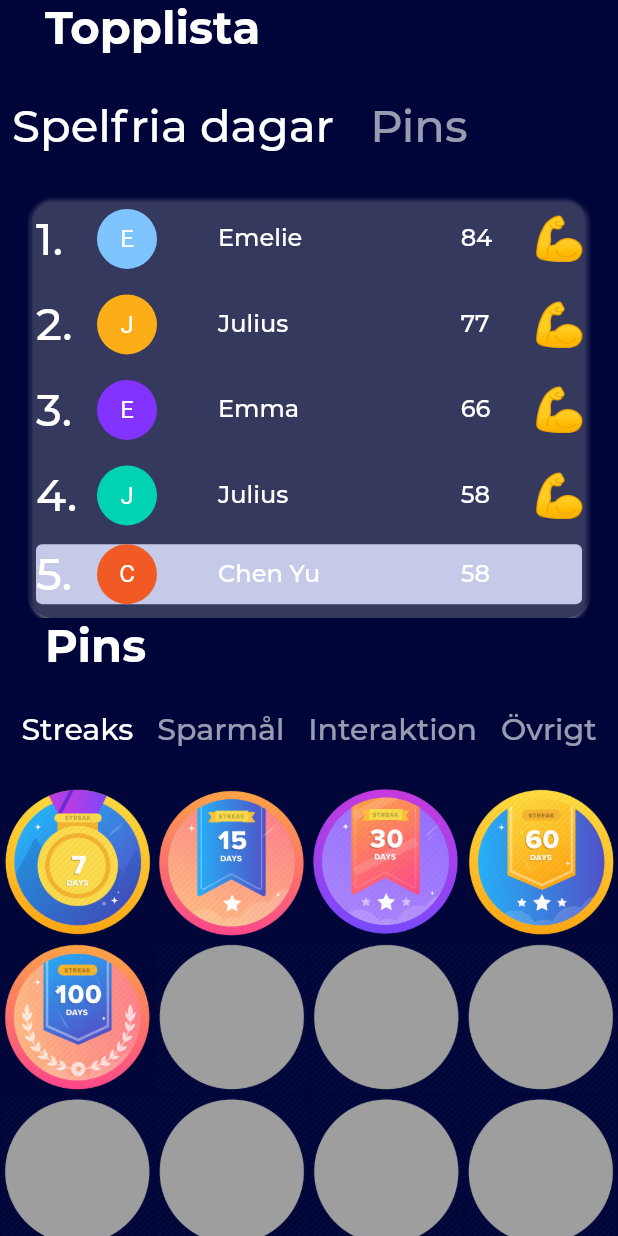
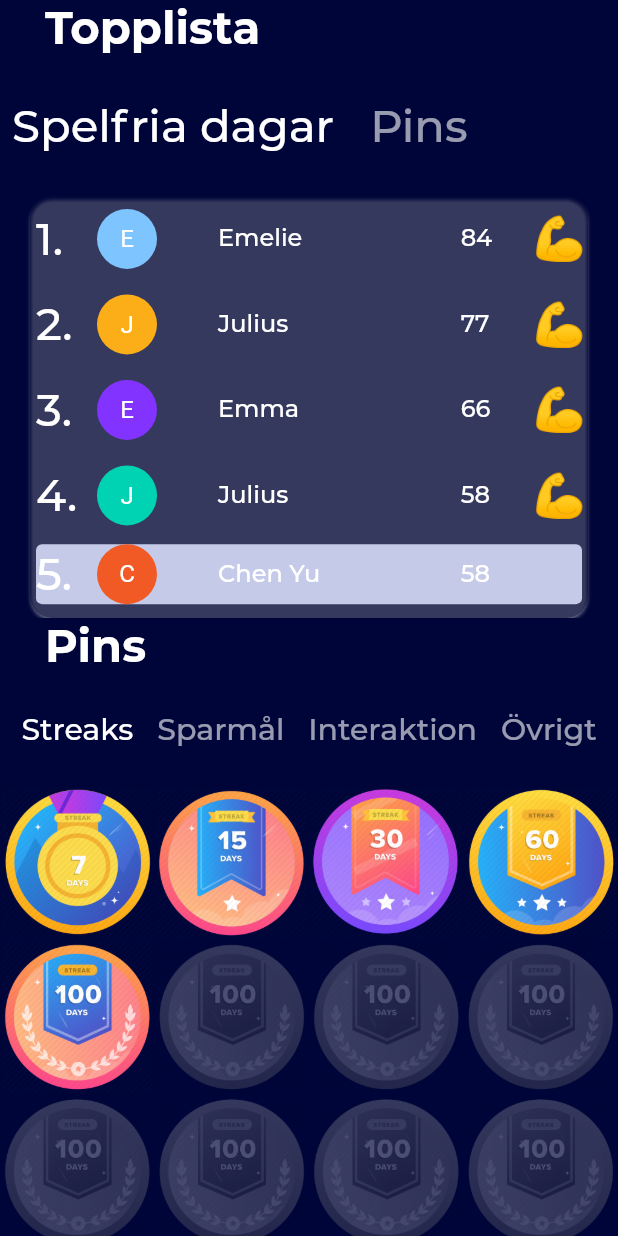
Before and after one commit to juliusolson/rena, a Flutter app: the SocialView screen opened directly, on a phone screen of 412 x 824 dp. Run offline on Flutter 3.47's test engine with Material 2 defaults, Android fonts, the light colour scheme and no system bars; our stand-ins replace charts_flutter, percent_indicator; project files that could hold a hidden picture were left out.

Commit message:
fancy pins

```diff
--- a/lib/models/pin.dart
+++ b/lib/models/pin.dart
@@ -1,6 +1,7 @@
 import 'dart:math';
 
 class Pins {
+  static List<String> categoryDefaultURL = ['images/streak_100d-512.png', 'images/king_crown-512.png', 'images/anchor-512.png', 'images/brain2-512.png'];
   List<String> pinCategories = ['Streaks', 'Sparmål', 'Interaktion', 'Övrigt'];
   List<List<Pin>> pins = [
     [
@@ -37,16 +38,25 @@ class Pins {
           '2020-10-02',
           'images/100participation-512.png'),
           Pin(
-          'interaktions pin 1',
+          'interaktions pin 2',
           'Lorem ipsum dolor sit amet, consectetuer adipiscing elit, sed diam nonummy nibh euismod  tincidunt ut laoreet dolore magna aliquam',
           '2020-10-02',
-          'images/brain1-512.png')],
-    []
+          'images/hands1-512.png'),
+          Pin(
+          'interaktions pin 2',
+          'Lorem ipsum dolor sit amet, consectetuer adipiscing elit, sed diam nonummy nibh euismod  tincidunt ut laoreet dolore magna aliquam',
+          '2020-10-02',
+          'images/muscle1-512.png')],
+    [Pin(
+          'Övrig pin 1',
+          'Lorem ipsum dolor sit amet, consectetuer adipiscing elit, sed diam nonummy nibh euismod  tincidunt ut laoreet dolore magna aliquam',
+          '2020-10-02',
+          'images/brain1-512.png')]
   ];
   Pins() {
     for (var i = 0; i < 11; i++) {
       for (var j = 0; j < this.pinCategories.length; j++) {
-        pins[j].add(Pin.dummy());
+        pins[j].add(Pin.dummy(j));
       }
     }
   }
@@ -60,12 +70,12 @@ class Pin {
   int repeats = 2;
   Pin(this.title, this.description, this.dateAcquired, this.imageURL);
 
-  factory Pin.dummy() {
+  factory Pin.dummy(int j) {
     Pin pin = new Pin(
         'Spelfri i 100 dagar',
         'Lorem ipsum dolor sit amet, consectetuer adipiscing elit, sed diam nonummy nibh euismod  tincidunt ut laoreet dolore magna aliquam',
         null,
-        'images/streak_100d-512.png');
+        Pins.categoryDefaultURL[j]);
 
     return pin;
   }
--- a/lib/screens/profile/components/pinsView.dart
+++ b/lib/screens/profile/components/pinsView.dart
@@ -63,6 +63,12 @@ class _PinsViewState extends State<PinsView> {
 
   Widget getPinWidget(Pin pinData) {
     Widget pinIcon, result;
+    const ColorFilter greyscale = ColorFilter.matrix(<double>[
+  0.2126, 0.7152, 0.0722, 0, 0,
+  0.2126, 0.7152, 0.0722, 0, 0,
+  0.2126, 0.7152, 0.0722, 0, 0,
+  0,      0,      0,      1, 0,
+]);
     if (pinData.isAcquied()) {
       pinIcon = Image.asset(pinData.imageURL);
       result = GestureDetector(
@@ -75,10 +81,10 @@ class _PinsViewState extends State<PinsView> {
           },
           child: pinIcon);
     } else {
-      result = ColorFiltered(
-        colorFilter: ColorFilter.mode(Colors.grey, BlendMode.srcATop),
+      result = Opacity(opacity: 0.3, child:  ColorFiltered(
+        colorFilter: greyscale,
         child: Image.asset(pinData.imageURL),
-      );
+      ));
     }
     return result;
   }
```
Also changed, not shown: images/anchor-512.png (added), images/brain2-512.png (added), images/king_crown-512.png (added), images/muscle1-512.png (added).
